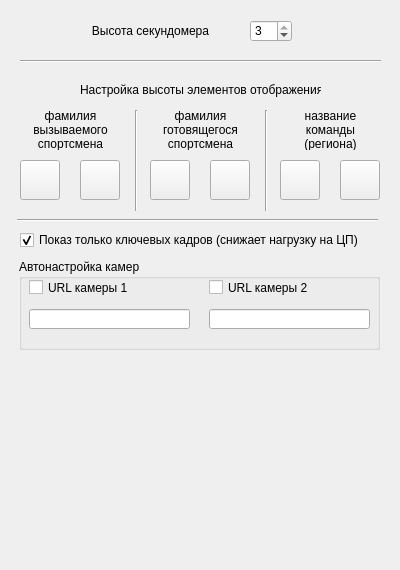
Qt form FormView.ui (zak2791/Tabloh2H) before a commit.
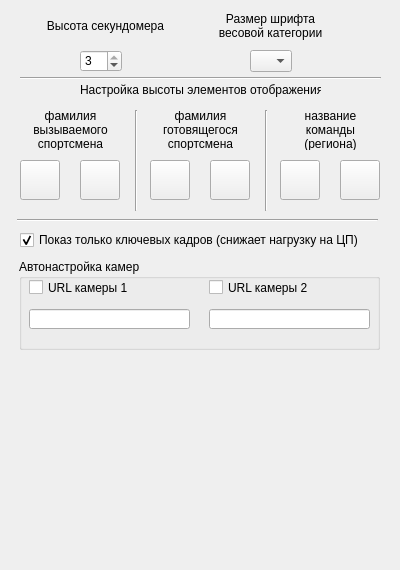
The same form after that commit. Icons and pictures are not drawn.

```diff
--- a/FormView.ui
+++ b/FormView.ui
@@ -44,8 +44,8 @@
   <widget class="QSpinBox" name="sbSec">
    <property name="geometry">
     <rect>
-     <x>250</x>
-     <y>20</y>
+     <x>80</x>
+     <y>50</y>
      <width>42</width>
      <height>22</height>
     </rect>
@@ -63,10 +63,10 @@
   <widget class="QLabel" name="lblSpace">
    <property name="geometry">
     <rect>
-     <x>80</x>
-     <y>20</y>
-     <width>141</width>
-     <height>21</height>
+     <x>20</x>
+     <y>10</y>
+     <width>171</width>
+     <height>31</height>
     </rect>
    </property>
    <property name="text">
@@ -80,7 +80,7 @@
    <property name="geometry">
     <rect>
      <x>20</x>
-     <y>53</y>
+     <y>70</y>
      <width>361</width>
      <height>16</height>
     </rect>
@@ -385,6 +385,36 @@
     <string>Настройка высоты элементов отображения:</string>
    </property>
   </widget>
+  <widget class="QLabel" name="label_2">
+   <property name="geometry">
+    <rect>
+     <x>170</x>
+     <y>10</y>
+     <width>201</width>
+     <height>31</height>
+    </rect>
+   </property>
+   <property name="text">
+    <string>Размер шрифта
+весовой категории</string>
+   </property>
+   <property name="alignment">
+    <set>Qt::AlignCenter</set>
+   </property>
+  </widget>
+  <widget class="QComboBox" name="cmbFont">
+   <property name="geometry">
+    <rect>
+     <x>250</x>
+     <y>50</y>
+     <width>42</width>
+     <height>22</height>
+    </rect>
+   </property>
+   <property name="currentText">
+    <string/>
+   </property>
+  </widget>
  </widget>
  <resources>
   <include location="res.qrc"/>
```
